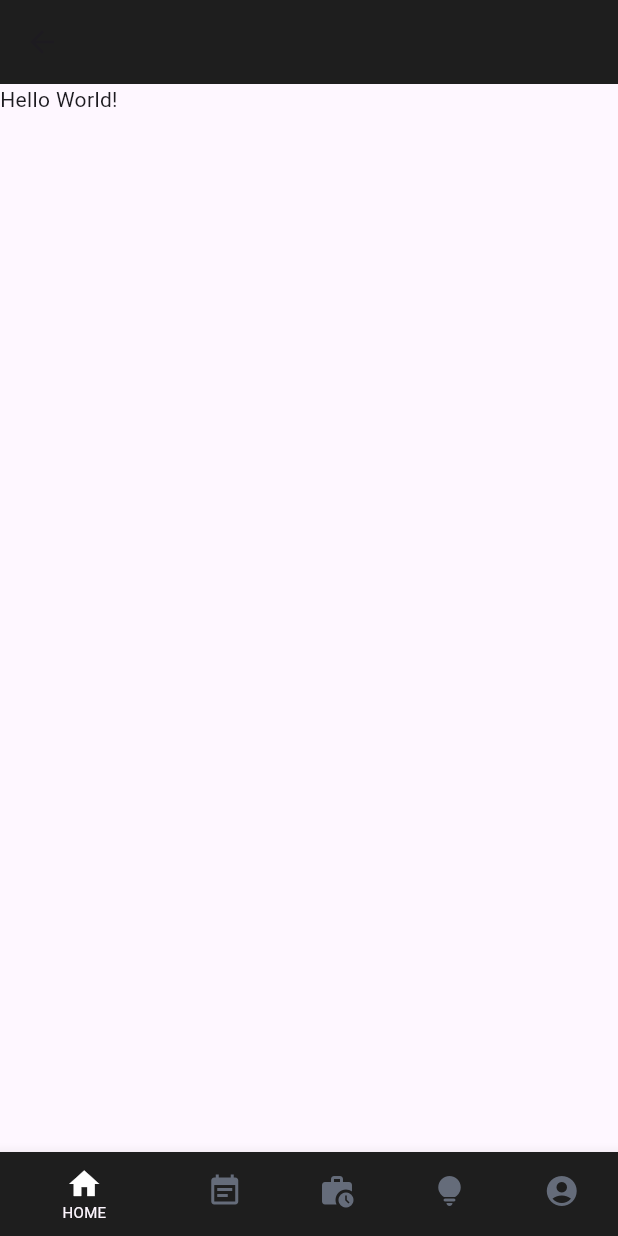
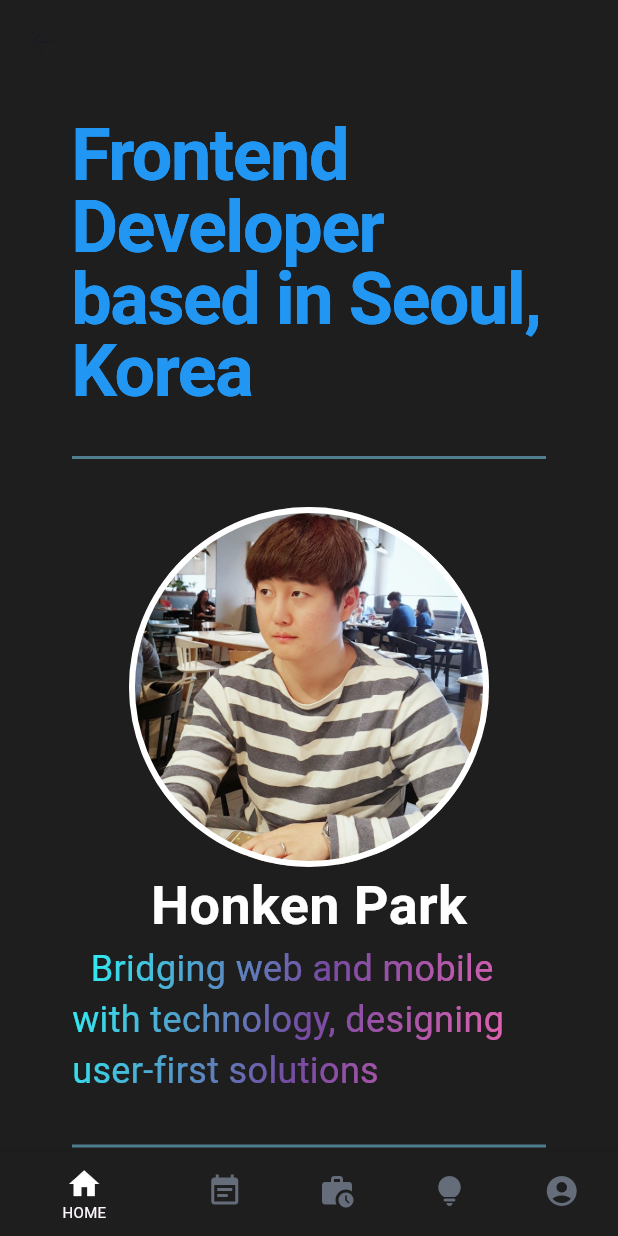
Before and after one commit to HonkenPark/honken_portfolio, a Flutter app: the BaseScreen screen opened directly, on a phone screen of 412 x 824 dp. Run offline on Flutter 3.47's test engine with Material 3 defaults, Android fonts, the phone set to English and light mode, and no system bars; drawn by our look-alikes of flutter_animate; our stand-ins replace fluttertoast, get, responsive_framework.

Commit message:
FEAT(All): Implement Home page and, - First page is implemneted - Need to do responsive - gitignore, readme updated (readme should be changed)

```diff
--- a/lib/controllers/home_controller.dart
+++ b/lib/controllers/home_controller.dart
@@ -1,3 +1,117 @@
+import 'package:flutter/material.dart';
 import 'package:get/get.dart';
+import 'package:flutter_animate/flutter_animate.dart';
 
-class HomeController extends GetxController {}
+class HomeController extends GetxController {
+  Widget get hr => Padding(
+        padding: const EdgeInsets.symmetric(vertical: 16.0),
+        child: Container(
+          height: 2,
+          color: const Color(0x8080DDFF),
+          margin: const EdgeInsets.symmetric(vertical: 16),
+        ).animate().scale(duration: 600.ms, alignment: Alignment.centerLeft),
+      );
+
+  List<Widget> infoItems = [
+    Container(
+      padding: const EdgeInsets.all(8.0),
+      color: Colors.transparent,
+      child: const Row(
+        mainAxisAlignment: MainAxisAlignment.center,
+        crossAxisAlignment: CrossAxisAlignment.start,
+        children: [
+          Icon(
+            Icons.flutter_dash,
+            color: Colors.blue,
+            size: 32.0,
+          ),
+          SizedBox(width: 8.0),
+          Flexible(
+            child: Text(
+              'Flutter Expert: Extensive experience in cross-platform web and mobile app development.',
+              style: TextStyle(
+                fontSize: 24.0,
+                color: Colors.white,
+              ),
+            ),
+          ),
+        ],
+      ),
+    ),
+    Container(
+      padding: const EdgeInsets.all(8.0),
+      color: Colors.transparent,
+      child: const Row(
+        mainAxisAlignment: MainAxisAlignment.center,
+        crossAxisAlignment: CrossAxisAlignment.start,
+        children: [
+          Icon(
+            Icons.group,
+            color: Colors.blue,
+            size: 32.0,
+          ),
+          SizedBox(width: 8.0),
+          Flexible(
+            child: Text(
+              'ReactJS Leadership: Proven track record in leading SPA development projects.',
+              style: TextStyle(
+                fontSize: 24.0,
+                color: Colors.white,
+              ),
+            ),
+          ),
+        ],
+      ),
+    ),
+    Container(
+      padding: const EdgeInsets.all(8.0),
+      color: Colors.transparent,
+      child: const Row(
+        mainAxisAlignment: MainAxisAlignment.center,
+        crossAxisAlignment: CrossAxisAlignment.start,
+        children: [
+          Icon(
+            Icons.design_services,
+            color: Colors.blue,
+            size: 32.0,
+          ),
+          SizedBox(width: 8.0),
+          Flexible(
+            child: Text(
+              'UI/UX Strength: Proficient in Figma and Photoshop for user-centered design.',
+              style: TextStyle(
+                fontSize: 24.0,
+                color: Colors.white,
+              ),
+            ),
+          ),
+        ],
+      ),
+    ),
+    Container(
+      padding: const EdgeInsets.all(8.0),
+      color: Colors.transparent,
+      child: const Row(
+        mainAxisAlignment: MainAxisAlignment.center,
+        crossAxisAlignment: CrossAxisAlignment.start,
+        children: [
+          Icon(
+            Icons.integration_instructions,
+            color: Colors.blue,
+            size: 32.0,
+          ),
+          SizedBox(width: 8.0),
+          Flexible(
+            child: Text(
+              'Extensive Technical Experience: Broad development spectrum with diverse technical expertise',
+              style: TextStyle(
+                fontSize: 24.0,
+                color: Colors.white,
+              ),
+            ),
+          ),
+        ],
+      ),
+    ),
+  ].animate(interval: 1200.ms).fadeIn(duration: 1500.ms, delay: 300.ms);
+}
--- a/lib/main.dart
+++ b/lib/main.dart
@@ -31,7 +31,7 @@ class MainApp extends StatelessWidget {
         child: child!,
       ),
       theme: ThemeData(
-        colorScheme: ColorScheme.fromSeed(seedColor: Colors.indigo),
+        colorScheme: ColorScheme.fromSeed(seedColor: Colors.blue),
       ),
       title: 'Honken Park의 개발자 포트폴리오',
       initialRoute: '/',
--- a/lib/views/base_screen.dart
+++ b/lib/views/base_screen.dart
@@ -21,7 +21,7 @@ class BaseScreen extends StatelessWidget {
             ? TabBar(
                 controller: baseController.tabController,
                 labelColor: Colors.white,
-                indicatorColor: Colors.indigo,
+                indicatorColor: Colors.blue,
                 tabAlignment: TabAlignment.center,
                 tabs: const [
                   Tab(text: 'HOME'),
@@ -47,7 +47,7 @@ class BaseScreen extends StatelessWidget {
         final selectedType = ScreenContentType.fromValue(baseController.selectedIndex.value);
         switch (selectedType) {
           case ScreenContentType.home:
-            return const HomeScreen();
+            return HomeScreen();
           case ScreenContentType.about:
             return const Center(child: Text('about page'));
           case ScreenContentType.project:
--- a/lib/views/home_screen.dart
+++ b/lib/views/home_screen.dart
@@ -1,22 +1,103 @@
 import 'package:flutter/material.dart';
 import 'package:flutter_animate/flutter_animate.dart';
+import 'package:get/get.dart';
+import 'package:honken_portfolio/controllers/home_controller.dart';
 
 class HomeScreen extends StatelessWidget {
   const HomeScreen({super.key});
 
   @override
   Widget build(BuildContext context) {
+    final homeController = Get.put(HomeController());
     return Scaffold(
-      // backgroundColor: const Color(0xFF1E1E1E),
-      body: Animate(effects: const [FadeEffect(), ScaleEffect()], child: const Text("Hello World!").animate().fade().scale()),
+      backgroundColor: const Color(0xFF1E1E1E),
+      body: Padding(
+        padding: const EdgeInsets.symmetric(horizontal: 24.0),
+        child: ListView(
+          padding: const EdgeInsets.all(24.0),
+          children: [
+            Stack(
+              alignment: Alignment.center,
+              children: [
+                const Text(
+                  'Frontend Developer based in Seoul, Korea',
+                  style: TextStyle(
+                    fontWeight: FontWeight.bold,
+                    fontSize: 48.0,
+                    color: Colors.blue,
+                    height: 1.0,
+                    letterSpacing: -1.0,
+                  ),
+                ),
+                const Text(
+                  'Frontend Developer based in Seoul, Korea',
+                  style: TextStyle(
+                    fontWeight: FontWeight.bold,
+                    fontSize: 48.0,
+                    color: Colors.blue,
+                    height: 1.0,
+                    letterSpacing: -1.0,
+                  ),
+                ).animate(onPlay: (controller) => controller.repeat()).shimmer(duration: const Duration(seconds: 3), color: Colors.white),
+              ],
+            ),
+            homeController.hr,
+            Column(
+              children: [
+                Container(
+                  width: 240,
+                  height: 240,
+                  decoration: BoxDecoration(
+                    shape: BoxShape.circle,
+                    border: Border.all(
+                      color: Colors.white,
+                      width: 4.0,
+                    ),
+                    image: const DecorationImage(
+                      image: AssetImage('assets/images/profile.jpg'),
+                      fit: BoxFit.fitHeight,
+                    ),
+                  ),
+                ),
+                const Text(
+                  'Honken Park',
+                  style: TextStyle(
+                    fontSize: 36.0,
+                    fontWeight: FontWeight.bold,
+                    color: Colors.white,
+                  ),
+                ),
+                ShaderMask(
+                  shaderCallback: (bounds) => const LinearGradient(
+                    colors: [
+                      Color(0xFF2BFAFA),
+                      Color(0xFF764BA2),
+                      Color(0xFFFF69B4),
+                    ],
+                    begin: Alignment.topLeft,
+                    end: Alignment.bottomRight,
+                  ).createShader(bounds),
+                  child: const Text(
+                    '  Bridging web and mobile with technology, designing user-first solutions  ',
+                    style: TextStyle(
+                      fontSize: 24.0,
+                      fontWeight: FontWeight.normal,
+                      color: Colors.white, // 기본 텍스트 색상
+                    ),
+                  ),
+                )
+              ],
+            ),
+            homeController.hr,
+            Center(
+              child: Column(
+                crossAxisAlignment: CrossAxisAlignment.center,
+                children: [...homeController.infoItems],
+              ),
+            ),
+          ],
+        ),
+      ),
     );
   }
 }
-/**
- * const Divider(
-            indent: 150.0,
-            endIndent: 150.0,
-            thickness: 1.0,
-            color: Colors.indigo,
-          ),
- */
```
Also changed, not shown: 2 other files.
